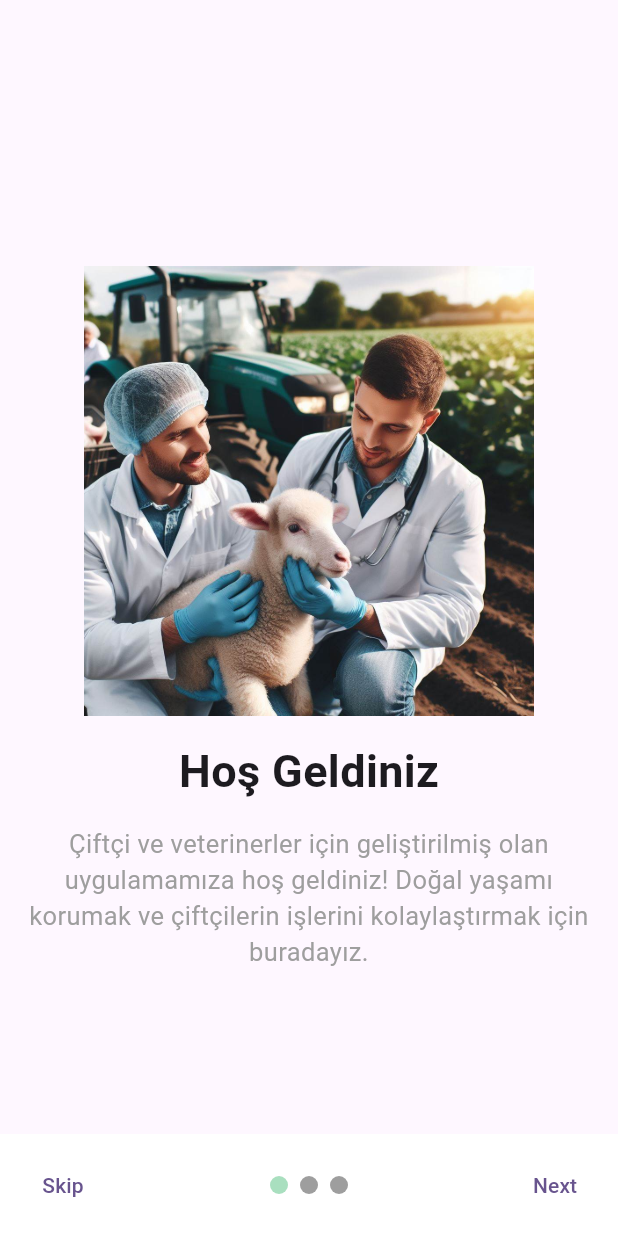
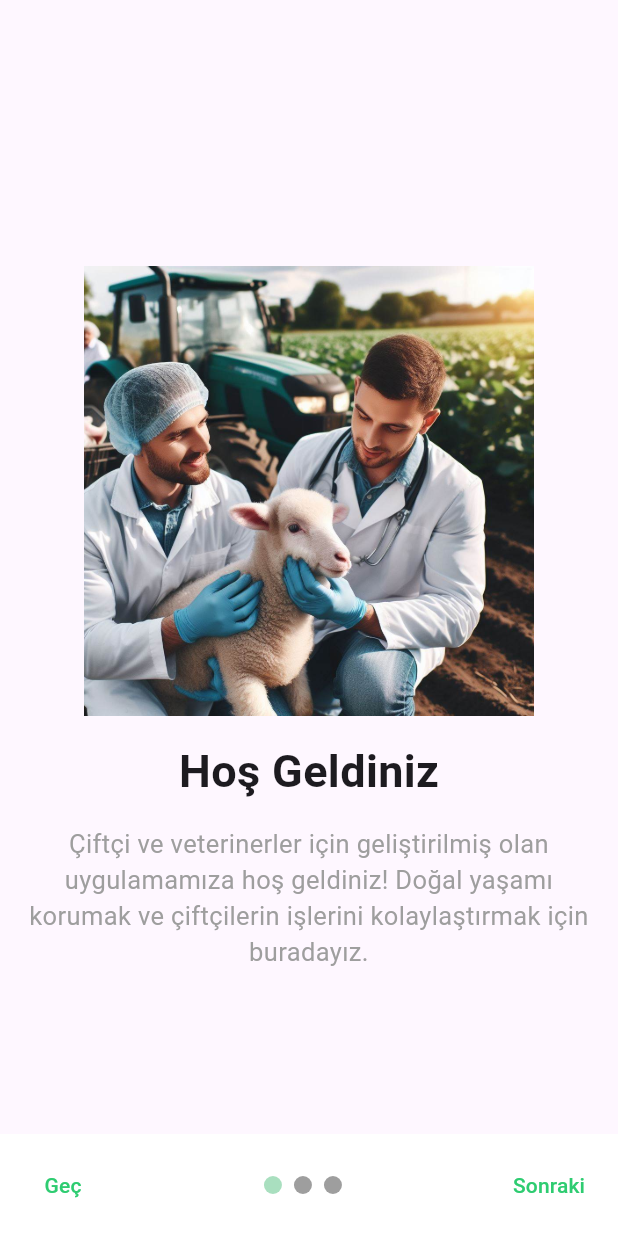
Before and after one commit to ArtunKARA/FarmerConnect, a Flutter app: the screen it shows after launch, on a phone screen of 412 x 824 dp. Run offline on Flutter 3.47's test engine with Material 3 defaults, Android fonts, the phone set to English and light mode, and no system bars; drawn by our look-alikes of smooth_page_indicator; our stand-ins replace shared_preferences.

Commit message:
onboard screen debug

```diff
--- a/farmerconnect/lib/OnBoarding/onboardingView.dart
+++ b/farmerconnect/lib/OnBoarding/onboardingView.dart
@@ -30,7 +30,7 @@ class _OnboardingViewState extends State<OnboardingView> {
             //Skip Button
             TextButton(
                 onPressed: ()=>pageController.jumpToPage(controller.items.length-1),
-                child: const Text("Skip")),
+                child: const Text("Geç", style: TextStyle(color: Color(0xFF2ECC71)),)),
 
             //Indicator
             SmoothPageIndicator(
@@ -49,7 +49,8 @@ class _OnboardingViewState extends State<OnboardingView> {
             TextButton(
                 onPressed: ()=>pageController.nextPage(
                     duration: const Duration(milliseconds: 600), curve: Curves.easeIn),
-                child: const Text("Next")),
+                child: const Text("Sonraki", style: TextStyle(color: Color(0xFF2ECC71)),)
+            ),
 
 
           ],
```
